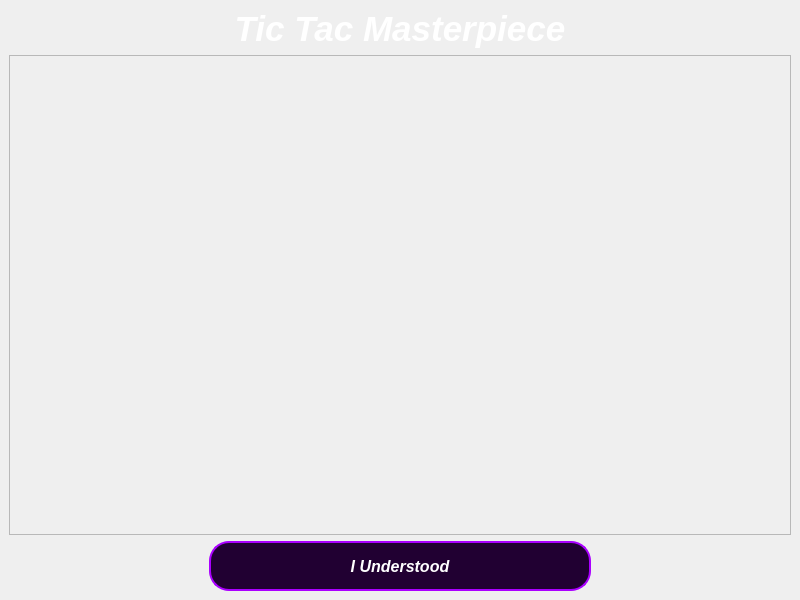
Mohammed-3tef/Tic_Tac_Masterpiece_GUI, file helpwindow.ui: the form before one commit.
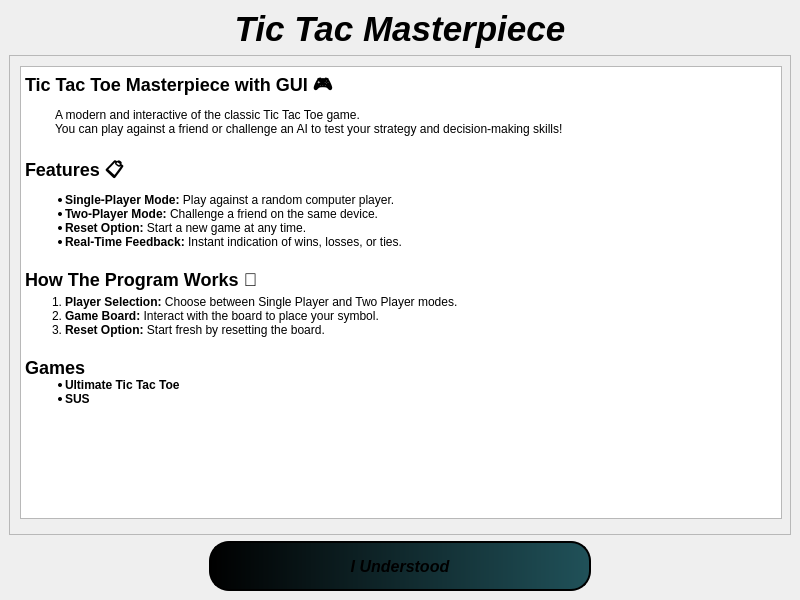
The form after the commit. Icons and pictures are not drawn.

Patch:
```diff
--- a/helpwindow.ui
+++ b/helpwindow.ui
@@ -41,7 +41,7 @@
        </font>
       </property>
       <property name="styleSheet">
-       <string notr="true">color: white;</string>
+       <string notr="true">color: #000;</string>
       </property>
       <property name="text">
        <string>Tic Tac Masterpiece</string>
@@ -61,10 +61,46 @@
         <rect>
          <x>0</x>
          <y>0</y>
-         <width>776</width>
-         <height>455</height>
+         <width>780</width>
+         <height>471</height>
         </rect>
        </property>
+       <widget class="QTextBrowser" name="textBrowser">
+        <property name="geometry">
+         <rect>
+          <x>10</x>
+          <y>10</y>
+          <width>762</width>
+          <height>453</height>
+         </rect>
+        </property>
+        <property name="html">
+         <string>&lt;!DOCTYPE HTML PUBLIC &quot;-//W3C//DTD HTML 4.0//EN&quot; &quot;http://www.w3.org/TR/REC-html40/strict.dtd&quot;&gt;
+&lt;html&gt;&lt;head&gt;&lt;meta name=&quot;qrichtext&quot; content=&quot;1&quot; /&gt;&lt;meta charset=&quot;utf-8&quot; /&gt;&lt;style type=&quot;text/css&quot;&gt;
+p, li { white-space: pre-wrap; }
+hr { height: 1px; border-width: 0; }
+li.unchecked::marker { content: &quot;\2610&quot;; }
+li.checked::marker { content: &quot;\2612&quot;; }
+&lt;/style&gt;&lt;/head&gt;&lt;body style=&quot; font-family:'Segoe UI'; font-size:9pt; font-weight:400; font-style:normal;&quot;&gt;
+&lt;h2 style=&quot; margin-top:20px; margin-bottom:5px; margin-left:0px; margin-right:0px; -qt-block-indent:0; text-indent:0px;&quot;&gt;&lt;span style=&quot; font-size:x-large; font-weight:700;&quot;&gt;Tic Tac Toe Masterpiece with GUI 🎮 &lt;/span&gt;&lt;/h2&gt;
+&lt;p style=&quot; margin-top:0px; margin-bottom:0px; margin-left:30px; margin-right:0px; -qt-block-indent:0; text-indent:0px;&quot;&gt;A modern and interactive of the classic Tic Tac Toe game. &lt;br /&gt;You can play against a friend or challenge an AI to test your strategy and decision-making skills! &lt;/p&gt;
+&lt;h2 style=&quot; margin-top:20px; margin-bottom:5px; margin-left:0px; margin-right:0px; -qt-block-indent:0; text-indent:0px;&quot;&gt;&lt;span style=&quot; font-size:x-large; font-weight:700;&quot;&gt;Features 📋 &lt;/span&gt;&lt;/h2&gt;
+&lt;ul style=&quot;margin-top: 0px; margin-bottom: 0px; margin-left: 0px; margin-right: 0px; -qt-list-indent: 1;&quot;&gt;
+&lt;li style=&quot; margin-top:0px; margin-bottom:0px; margin-left:0px; margin-right:0px; -qt-block-indent:0; text-indent:0px;&quot;&gt;&lt;span style=&quot; font-weight:700;&quot;&gt;Single-Player Mode:&lt;/span&gt; Play against a random computer player. &lt;/li&gt;
+&lt;li style=&quot; margin-top:0px; margin-bottom:0px; margin-left:0px; margin-right:0px; -qt-block-indent:0; text-indent:0px;&quot;&gt;&lt;span style=&quot; font-weight:700;&quot;&gt;Two-Player Mode:&lt;/span&gt; Challenge a friend on the same device. &lt;/li&gt;
+&lt;li style=&quot; margin-top:0px; margin-bottom:0px; margin-left:0px; margin-right:0px; -qt-block-indent:0; text-indent:0px;&quot;&gt;&lt;span style=&quot; font-weight:700;&quot;&gt;Reset Option:&lt;/span&gt; Start a new game at any time. &lt;/li&gt;
+&lt;li style=&quot; margin-top:0px; margin-bottom:0px; margin-left:0px; margin-right:0px; -qt-block-indent:0; text-indent:0px;&quot;&gt;&lt;span style=&quot; font-weight:700;&quot;&gt;Real-Time Feedback:&lt;/span&gt; Instant indication of wins, losses, or ties. &lt;/li&gt;&lt;/ul&gt;
+&lt;h2 style=&quot; margin-top:20px; margin-bottom:5px; margin-left:0px; margin-right:0px; -qt-block-indent:0; text-indent:0px;&quot;&gt;&lt;span style=&quot; font-size:x-large; font-weight:700;&quot;&gt;How The Program Works 🧠 &lt;/span&gt;&lt;/h2&gt;
+&lt;ol style=&quot;margin-top: 0px; margin-bottom: 0px; margin-left: 0px; margin-right: 0px; -qt-list-indent: 1;&quot;&gt;
+&lt;li style=&quot; margin-top:0px; margin-bottom:0px; margin-left:0px; margin-right:0px; -qt-block-indent:0; text-indent:0px;&quot;&gt;&lt;span style=&quot; font-weight:700;&quot;&gt;Player Selection:&lt;/span&gt; Choose between Single Player and Two Player modes. &lt;/li&gt;
+&lt;li style=&quot; margin-top:0px; margin-bottom:0px; margin-left:0px; margin-right:0px; -qt-block-indent:0; text-indent:0px;&quot;&gt;&lt;span style=&quot; font-weight:700;&quot;&gt;Game Board:&lt;/span&gt; Interact with the board to place your symbol. &lt;/li&gt;
+&lt;li style=&quot; margin-top:0px; margin-bottom:0px; margin-left:0px; margin-right:0px; -qt-block-indent:0; text-indent:0px;&quot;&gt;&lt;span style=&quot; font-weight:700;&quot;&gt;Reset Option:&lt;/span&gt; Start fresh by resetting the board. &lt;/li&gt;&lt;/ol&gt;
+&lt;h2 style=&quot; margin-top:20px; margin-bottom:0px; margin-left:0px; margin-right:0px; -qt-block-indent:0; text-indent:0px;&quot;&gt;&lt;span style=&quot; font-size:x-large; font-weight:700;&quot;&gt;Games &lt;/span&gt;&lt;/h2&gt;
+&lt;ul style=&quot;margin-top: 0px; margin-bottom: 0px; margin-left: 0px; margin-right: 0px; -qt-list-indent: 1;&quot;&gt;
+&lt;li style=&quot; margin-top:0px; margin-bottom:0px; margin-left:0px; margin-right:0px; -qt-block-indent:0; text-indent:0px;&quot;&gt;&lt;span style=&quot; font-weight:700;&quot;&gt;Ultimate Tic Tac Toe&lt;/span&gt; &lt;/li&gt;
+&lt;li style=&quot; margin-top:0px; margin-bottom:0px; margin-left:0px; margin-right:0px; -qt-block-indent:0; text-indent:0px;&quot;&gt;&lt;span style=&quot; font-weight:700;&quot;&gt;SUS&lt;/span&gt; &lt;/li&gt;&lt;/ul&gt;&lt;/body&gt;&lt;/html&gt;</string>
+        </property>
+       </widget>
       </widget>
      </widget>
     </item>
@@ -84,12 +120,12 @@
        </font>
       </property>
       <property name="styleSheet">
-       <string notr="true">QPushButton {margin-right: 200%;
+       <string notr="true">QPushButton {
+margin-right: 200%;
 margin-left: 200%;
-
-background-color: rgb(33, 0, 50);
-    color: white; 
-    border: 2px solid rgb(170, 0, 255) ;
+background: qlineargradient(spread:pad, x1:0, y1:0, x2:1, y2:0, stop:0 rgba(0, 0, 0, 255), stop:1 rgb(32, 81, 89));
+    color: #000; 
+    border: 2px solid rgb(0,0,0) ;
     border-radius: 20px;
     padding: 5px;
 }
```
Left out of the diff: 11 changed lines with no effect on the pictures.
